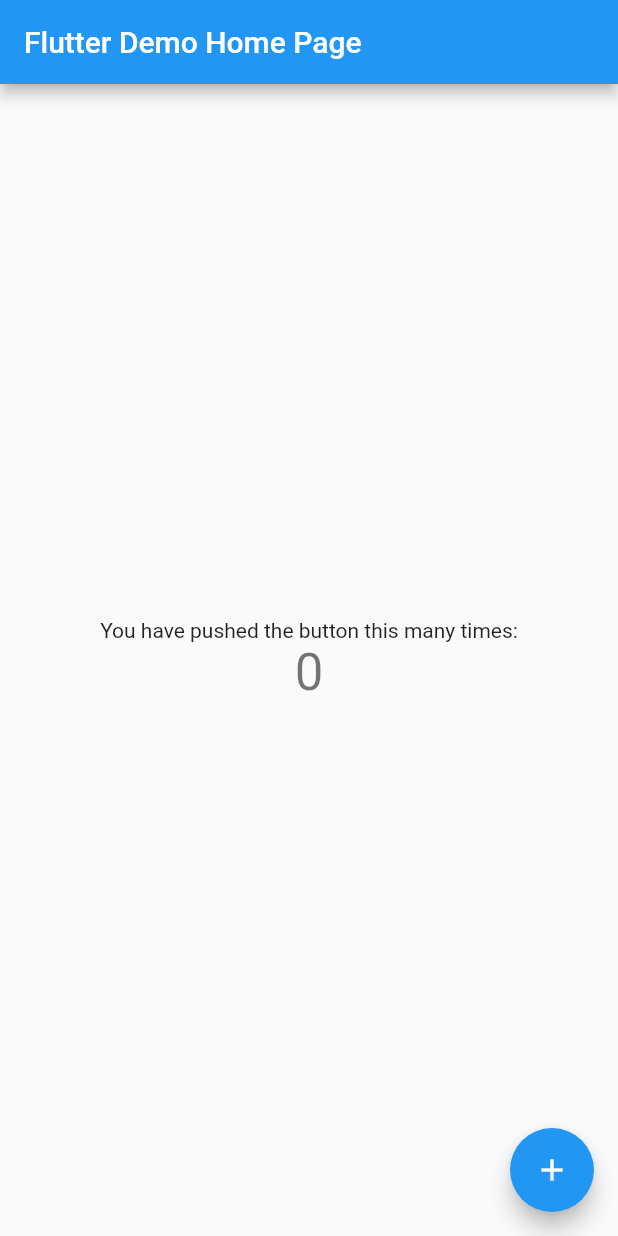
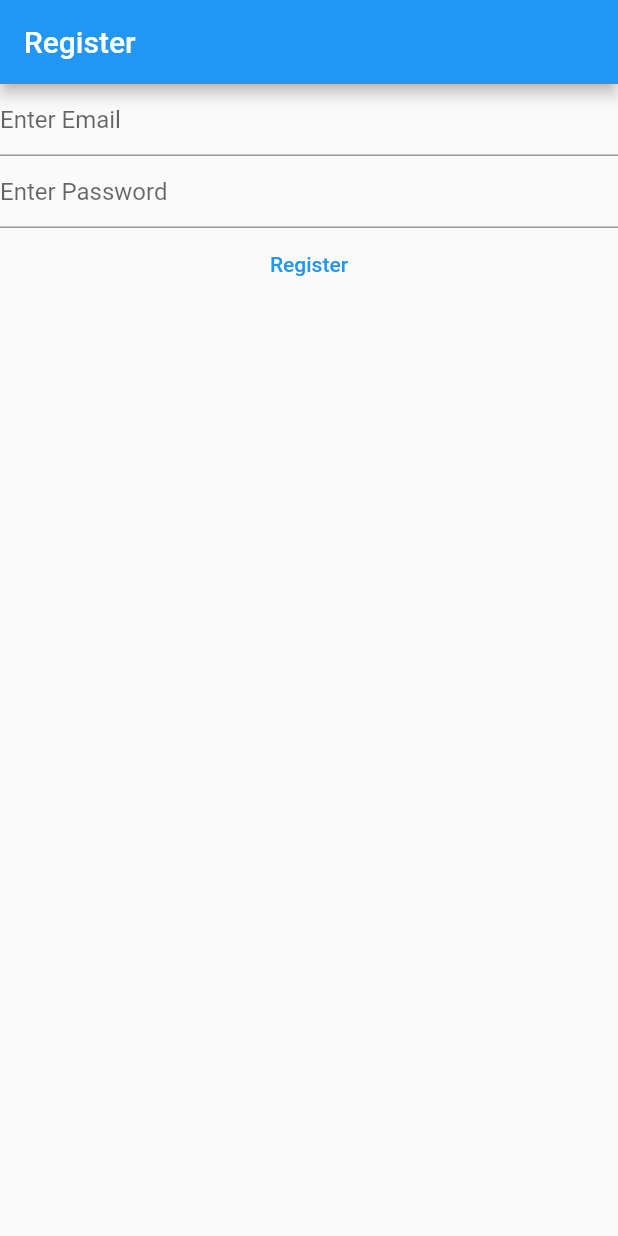
Before and after one commit to AstaBlackClove/FlutterCourseProject, a Flutter app: the screen it shows after launch, on a phone screen of 412 x 824 dp. Run offline on Flutter 3.47's test engine with Material 2 defaults, Android fonts, the phone set to English and light mode, and no system bars; our stand-ins replace firebase_auth, firebase_core; accounts and stored records are empty.

Commit message:
new changes covered up to chapter 12

```diff
--- a/lib/main.dart
+++ b/lib/main.dart
@@ -1,115 +1,99 @@
+import 'package:firebase_core/firebase_core.dart';
 import 'package:flutter/material.dart';
+import 'package:firebase_auth/firebase_auth.dart';
+import 'firebase_options.dart';
 
 void main() {
-  runApp(const MyApp());
-}
-
-class MyApp extends StatelessWidget {
-  const MyApp({super.key});
-
-  // This widget is the root of your application.
-  @override
-  Widget build(BuildContext context) {
-    return MaterialApp(
+  WidgetsFlutterBinding.ensureInitialized();
+  runApp(
+    MaterialApp(
       title: 'Flutter Demo',
       theme: ThemeData(
-        // This is the theme of your application.
-        //
-        // Try running your application with "flutter run". You'll see the
-        // application has a blue toolbar. Then, without quitting the app, try
-        // changing the primarySwatch below to Colors.green and then invoke
-        // "hot reload" (press "r" in the console where you ran "flutter run",
-        // or simply save your changes to "hot reload" in a Flutter IDE).
-        // Notice that the counter didn't reset back to zero; the application
-        // is not restarted.
         primarySwatch: Colors.blue,
       ),
-      home: const MyHomePage(title: 'Flutter Demo Home Page'),
-    );
-  }
+      home: const MyHomePage(),
+    ),
+  );
 }
 
 class MyHomePage extends StatefulWidget {
-  const MyHomePage({super.key, required this.title});
-
-  // This widget is the home page of your application. It is stateful, meaning
-  // that it has a State object (defined below) that contains fields that affect
-  // how it looks.
-
-  // This class is the configuration for the state. It holds the values (in this
-  // case the title) provided by the parent (in this case the App widget) and
-  // used by the build method of the State. Fields in a Widget subclass are
-  // always marked "final".
-
-  final String title;
+  const MyHomePage({super.key});
 
   @override
   State<MyHomePage> createState() => _MyHomePageState();
 }
 
 class _MyHomePageState extends State<MyHomePage> {
-  int _counter = 0;
+  late final TextEditingController _email;
+  late final TextEditingController _password;
 
-  void _incrementCounter() {
-    setState(() {
-      // This call to setState tells the Flutter framework that something has
-      // changed in this State, which causes it to rerun the build method below
-      // so that the display can reflect the updated values. If we changed
-      // _counter without calling setState(), then the build method would not be
-      // called again, and so nothing would appear to happen.
-      _counter++;
-    });
+  @override
+  void initState() {
+    _email = TextEditingController();
+    _password = TextEditingController();
+    super.initState();
+  }
+
+  @override
+  void dispose() {
+    _email.dispose();
+    _password.dispose();
+    super.dispose();
   }
 
   @override
   Widget build(BuildContext context) {
-    // This method is rerun every time setState is called, for instance as done
-    // by the _incrementCounter method above.
-    //
-    // The Flutter framework has been optimized to make rerunning build methods
-    // fast, so that you can just rebuild anything that needs updating rather
-    // than having to individually change instances of widgets.
     return Scaffold(
       appBar: AppBar(
-        // Here we take the value from the MyHomePage object that was created by
-        // the App.build method, and use it to set our appbar title.
-        title: Text(widget.title),
+        title: const Text('Register'),
       ),
-      body: Center(
-        // Center is a layout widget. It takes a single child and positions it
-        // in the middle of the parent.
-        child: Column(
-          // Column is also a layout widget. It takes a list of children and
-          // arranges them vertically. By default, it sizes itself to fit its
-          // children horizontally, and tries to be as tall as its parent.
-          //
-          // Invoke "debug painting" (press "p" in the console, choose the
-          // "Toggle Debug Paint" action from the Flutter Inspector in Android
-          // Studio, or the "Toggle Debug Paint" command in Visual Studio Code)
-          // to see the wireframe for each widget.
-          //
-          // Column has various properties to control how it sizes itself and
-          // how it positions its children. Here we use mainAxisAlignment to
-          // center the children vertically; the main axis here is the vertical
-          // axis because Columns are vertical (the cross axis would be
-          // horizontal).
-          mainAxisAlignment: MainAxisAlignment.center,
-          children: <Widget>[
-            const Text(
-              'You have pushed the button this many times:',
-            ),
-            Text(
-              '$_counter',
-              style: Theme.of(context).textTheme.headlineMedium,
-            ),
-          ],
+      body: FutureBuilder(
+        future: Firebase.initializeApp(
+          options: DefaultFirebaseOptions.currentPlatform,
         ),
+        builder: (context, snapshot) {
+          switch (snapshot.connectionState) {
+            case ConnectionState.done:
+              return Column(
+                children: [
+                  TextField(
+                    controller: _email,
+                    enableSuggestions: false,
+                    autocorrect: false,
+                    keyboardType: TextInputType.emailAddress,
+                    decoration: const InputDecoration(
+                      hintText: 'Enter Email',
+                    ),
+                  ),
+                  TextField(
+                    controller: _password,
+                    obscureText: true,
+                    enableSuggestions: false,
+                    autocorrect: false,
+                    decoration: const InputDecoration(
+                      hintText: 'Enter Password',
+                    ),
+                  ),
+                  TextButton(
+                    onPressed: () async {
+                      final email = _email.text;
+                      final password = _password.text;
+                      final userCred = await FirebaseAuth.instance
+                          .createUserWithEmailAndPassword(
+                        email: email,
+                        password: password,
+                      );
+                      print(userCred);
+                    },
+                    child: const Text('Register'),
+                  ),
+                ],
+              );
+            default:
+              return const Text('Loading...');
+          }
+        },
       ),
-      floatingActionButton: FloatingActionButton(
-        onPressed: _incrementCounter,
-        tooltip: 'Increment',
-        child: const Icon(Icons.add),
-      ), // This trailing comma makes auto-formatting nicer for build methods.
     );
   }
 }
--- a/pubspec.yaml
+++ b/pubspec.yaml
@@ -35,6 +35,8 @@ dependencies:
   # The following adds the Cupertino Icons font to your application.
   # Use with the CupertinoIcons class for iOS style icons.
   cupertino_icons: ^1.0.2
+  firebase_core: ^2.11.0
+  firebase_auth: ^4.5.0
 
 dev_dependencies:
   flutter_test:
```
Also changed, not shown: lib/firebase_options.dart (added), pubspec.lock, 9 other files.
